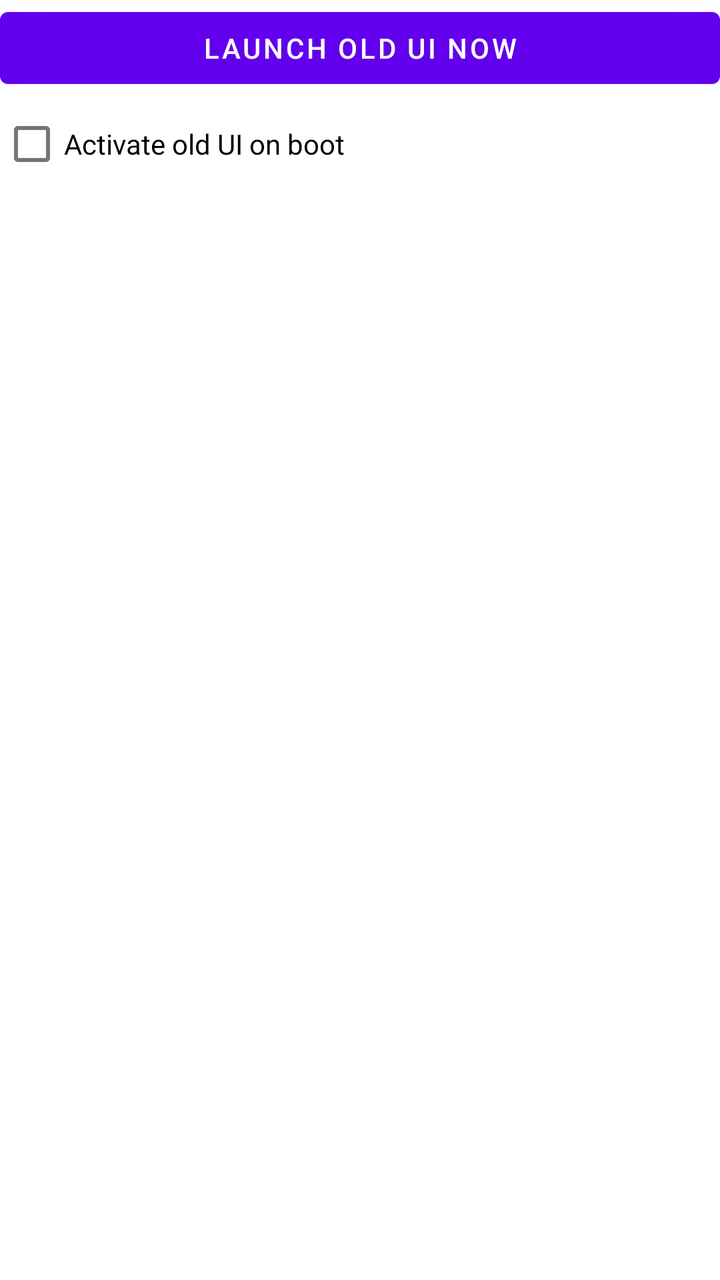
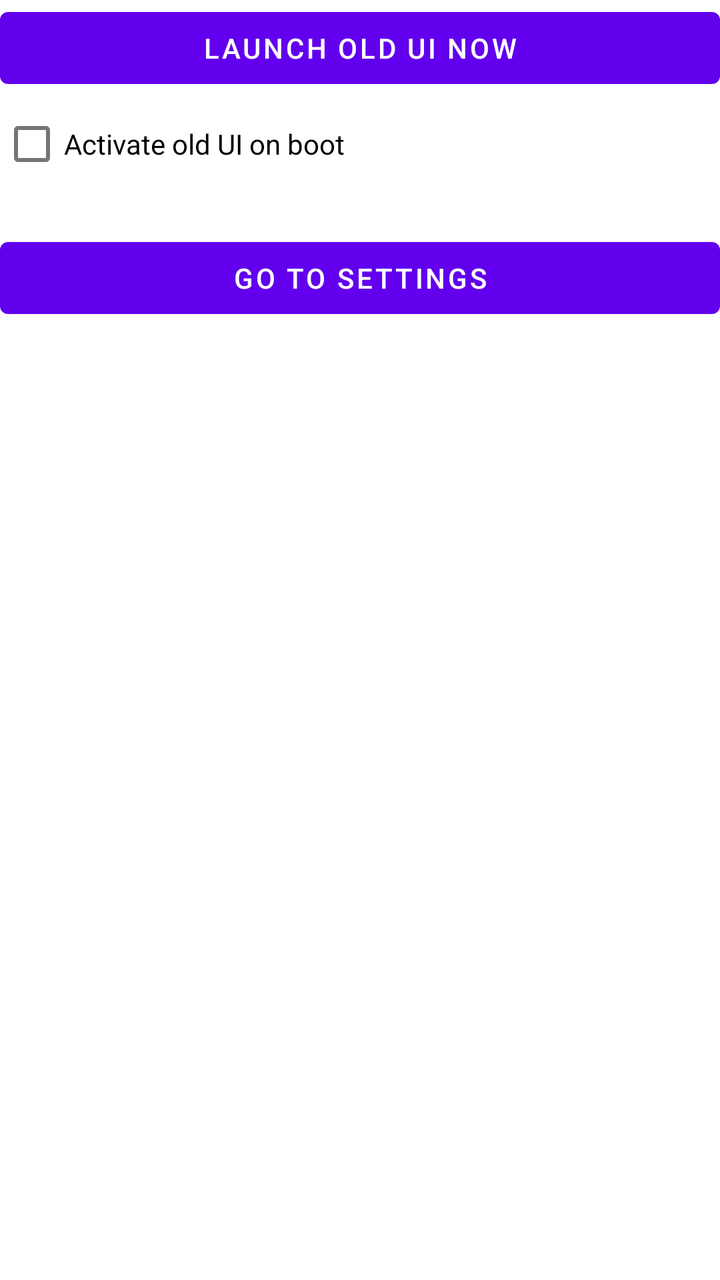

Two renders of the same Android screen: before a commit and after it. Below are the layout's source before the change and the commit's diff.
<!-- AndroidManifest.xml: fallback theme Theme.MaterialComponents.DayNight.NoActionBar -->
<!-- res/layout/main.xml -->
<?xml version="1.0" encoding="utf-8"?>

<LinearLayout xmlns:android="http://schemas.android.com/apk/res/android"
    android:orientation="vertical"
    android:layout_width="match_parent"
    android:layout_height="match_parent">

    <Button
        android:layout_height="wrap_content"
        android:layout_width="match_parent"
        android:id="@+id/now"
        android:text="Launch old UI now"
        android:onClick="go"/>

    <CheckBox
        android:id="@+id/checkBox"
        android:layout_width="match_parent"
        android:layout_height="wrap_content"
        android:text="Activate old UI on boot" />
    <CheckBox
        android:id="@+id/checkBoxLL"
        android:layout_width="match_parent"
        android:layout_height="wrap_content"
        android:visibility="gone"
        android:text="Run Lightning Launcher on boot" />
</LinearLayout>
<!-- resources referenced by this layout -->
<resources>

</resources>

<!-- the commit's change to res/layout/main.xml (unified diff, before → after) -->
@@ -23,4 +23,17 @@
         android:layout_height="wrap_content"
         android:visibility="gone"
         android:text="Run Lightning Launcher on boot" />
+
+    <TextView
+        android:id="@+id/accssibilityMode"
+        android:layout_width="match_parent"
+        android:layout_height="wrap_content"
+        android:text=""/>
+    <Button
+        android:layout_height="wrap_content"
+        android:layout_width="match_parent"
+        android:id="@+id/settings"
+        android:text="Go to Settings"
+        android:onClick="settings"/>
+
 </LinearLayout>
